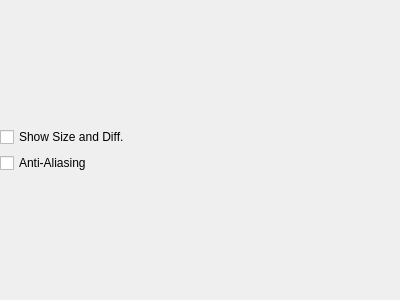
Above: app/ui/transformoptionswidget.ui from MakiNoAtorie/JustAnimate before the change. Below: the same form after it.
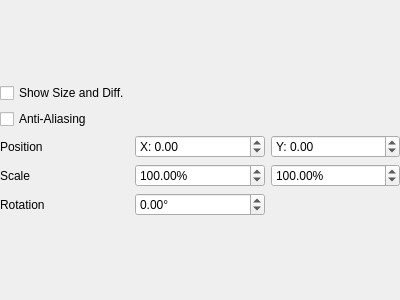
That is the form after the change.

Commit message:
Tool options: numeric position, scale and rotation for a selection
The transform options show the selection centre, scale (percent) and
rotation (degrees). Typed values go through
SelectionManager::setNumericTransform, which anchors at the selection
centre, sets the values exactly and records one undo step. A box the user
did not change keeps its exact value, not the rounded one it shows.

Fixes #104

What changed in the file:
```diff
--- a/app/ui/transformoptionswidget.ui
+++ b/app/ui/transformoptionswidget.ui
@@ -48,6 +48,117 @@
        </property>
       </widget>
      </item>
+     <item>
+      <layout class="QGridLayout" name="numericLayout">
+       <item row="0" column="0">
+        <widget class="QLabel" name="positionLabel">
+         <property name="text">
+          <string>Position</string>
+         </property>
+        </widget>
+       </item>
+       <item row="0" column="1">
+        <widget class="QDoubleSpinBox" name="positionXBox">
+         <property name="toolTip">
+          <string>Horizontal position of the selection centre</string>
+         </property>
+         <property name="prefix">
+          <string>X: </string>
+         </property>
+         <property name="minimum">
+          <double>-100000.000000000000000</double>
+         </property>
+         <property name="maximum">
+          <double>100000.000000000000000</double>
+         </property>
+        </widget>
+       </item>
+       <item row="0" column="2">
+        <widget class="QDoubleSpinBox" name="positionYBox">
+         <property name="toolTip">
+          <string>Vertical position of the selection centre</string>
+         </property>
+         <property name="prefix">
+          <string>Y: </string>
+         </property>
+         <property name="minimum">
+          <double>-100000.000000000000000</double>
+         </property>
+         <property name="maximum">
+          <double>100000.000000000000000</double>
+         </property>
+        </widget>
+       </item>
+       <item row="1" column="0">
+        <widget class="QLabel" name="scaleLabel">
+         <property name="text">
+          <string>Scale</string>
+         </property>
+        </widget>
+       </item>
+       <item row="1" column="1">
+        <widget class="QDoubleSpinBox" name="scaleXBox">
+         <property name="toolTip">
+          <string>Horizontal scale of the selection</string>
+         </property>
+         <property name="suffix">
+          <string>%</string>
+         </property>
+         <property name="minimum">
+          <double>-10000.000000000000000</double>
+         </property>
+         <property name="maximum">
+          <double>10000.000000000000000</double>
+         </property>
+         <property name="value">
+          <double>100.000000000000000</double>
+         </property>
+        </widget>
+       </item>
+       <item row="1" column="2">
+        <widget class="QDoubleSpinBox" name="scaleYBox">
+         <property name="toolTip">
+          <string>Vertical scale of the selection</string>
+         </property>
+         <property name="suffix">
+          <string>%</string>
+         </property>
+         <property name="minimum">
+          <double>-10000.000000000000000</double>
+         </property>
+         <property name="maximum">
+          <double>10000.000000000000000</double>
+         </property>
+         <property name="value">
+          <double>100.000000000000000</double>
+         </property>
+        </widget>
+       </item>
+       <item row="2" column="0">
+        <widget class="QLabel" name="rotationLabel">
+         <property name="text">
+          <string>Rotation</string>
+         </property>
+        </widget>
+       </item>
+       <item row="2" column="1">
+        <widget class="QDoubleSpinBox" name="rotationBox">
+         <property name="toolTip">
+          <string>Rotation of the selection around its centre</string>
+         </property>
+         <property name="suffix">
+          <string>°</string>
+         </property>
+         <property name="minimum">
+          <double>-360.000000000000000</double>
+         </property>
+         <property name="maximum">
+          <double>360.000000000000000</double>
+         </property>
+        </widget>
+       </item>
+      </layout>
+     </item>
     </layout>
    </item>
   </layout>
```
The commit also changes 6 other files.
